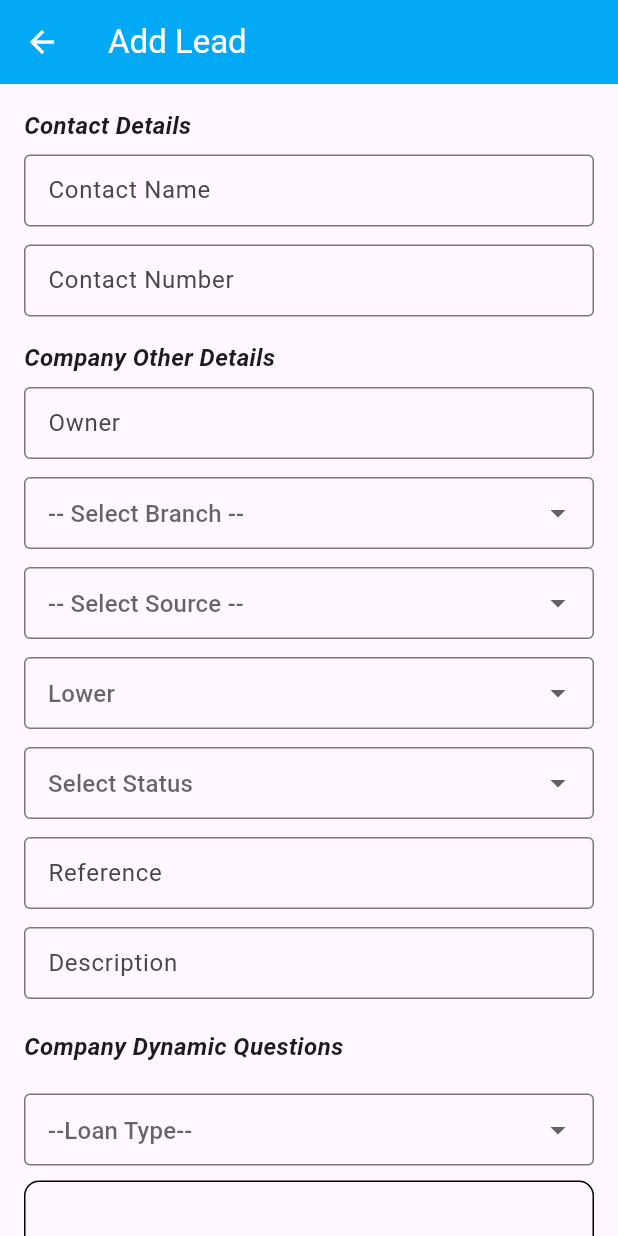
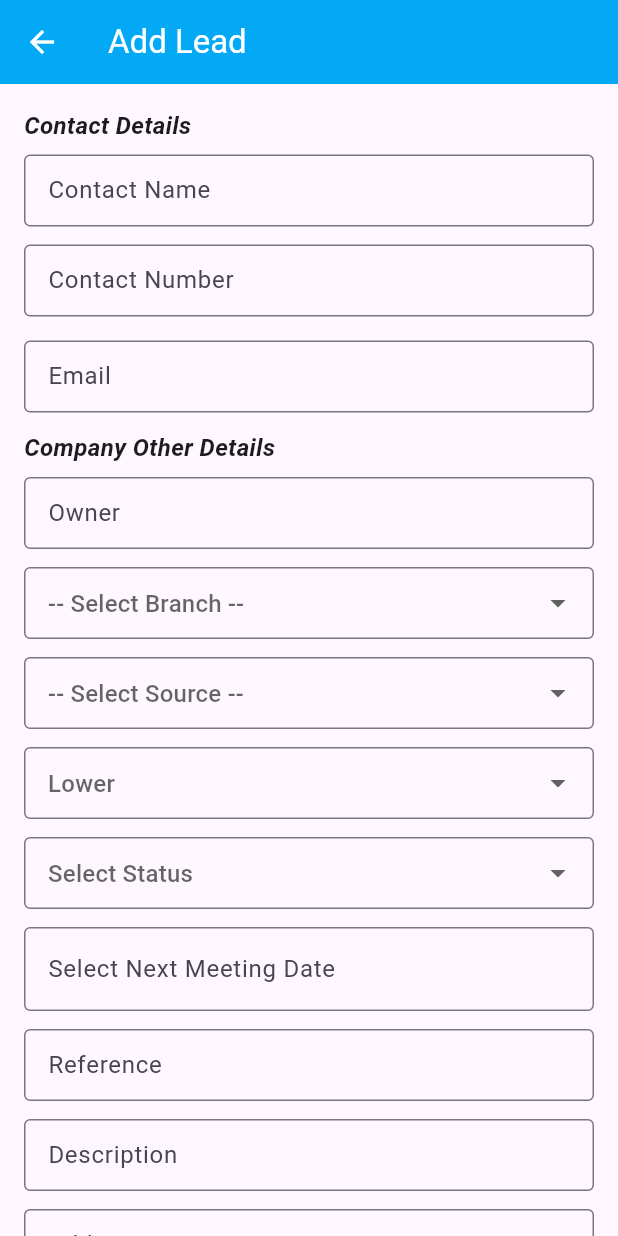
Before and after one commit to Himanshu2002Singh/capitalcarefull, a Flutter app: the LeadsScreen screen opened directly, after a tap on the "add" icon, on a phone screen of 412 x 824 dp. Run offline on Flutter 3.47's test engine with Material 3 defaults, Android fonts, the phone set to English and light mode, and no system bars; our stand-ins replace file_picker, fl_chart, flutter_dotenv, flutter_secure_storage, font_awesome_flutter, image_picker and 1 more; missing offline and left inert: flutter_phone_direct_caller; accounts and stored records are empty; network calls fail.

Commit message:
lead_detail page data fetch and edit lead page data fetch

```diff
--- a/frontend/lib/main.dart
+++ b/frontend/lib/main.dart
@@ -6,8 +6,8 @@ import 'package:flutter/material.dart';
 import 'package:flutter_dotenv/flutter_dotenv.dart';
 import 'package:provider/provider.dart';
 
-void main() async{
-  await dotenv.load(fileName: ".env");
+void main() async {
+  // await dotenv.load(fileName: ".env");
   runApp(
     MultiProvider(
       providers: [
--- a/frontend/lib/models/add_leads_model.dart
+++ b/frontend/lib/models/add_leads_model.dart
@@ -2,6 +2,7 @@ class AddLeads {
   final String person_id;
   final String name;
   final String number;
+  final String email;
   final String owner;
   final String branch;
   final String source;
@@ -9,12 +10,15 @@ class AddLeads {
   final String status;
   final String next_meeting;
   final String refrence;
-  final String description;
+  var description;
+  var address;
+  final String loanType;
 
   AddLeads({
     required this.person_id,
     required this.name,
     required this.number,
+    required this.email,
     required this.owner,
     required this.branch,
     required this.source,
@@ -22,20 +26,25 @@ class AddLeads {
     required this.status,
     required this.next_meeting,
     required this.refrence,
-    required this.description,
+    this.description,
+    this.address,
+    required this.loanType,
   });
 
   Map<String, dynamic> toJson() => {
-    "person_id" : person_id,
-    "name" : name,
-    "number" : number,
-    "owner" : owner,
-    "branch" : branch,
-    "source" : source,
-    "priority" : priority,
-    "status" : status,
-    "next_meeting" : next_meeting,
-    "refrence" : refrence,
-    "description" : description
+    "person_id": person_id,
+    "name": name,
+    "number": number,
+    "email": email,
+    "owner": owner,
+    "branch": branch,
+    "source": source,
+    "priority": priority,
+    "status": status,
+    "next_meeting": next_meeting,
+    "refrence": refrence,
+    "description": description,
+    "address": address,
+    "loan_type": loanType,
   };
 }
--- a/frontend/lib/models/get_leads_model.dart
+++ b/frontend/lib/models/get_leads_model.dart
@@ -9,6 +9,11 @@ class GetLead {
   final String status;
   final String next_meeting;
   final String createdAt;
+  final String est_budget;
+  final String email;
+  final String address;
+  final String refrence;
+  final String loanType;
 
   GetLead({
     required this.lead_id,
@@ -21,6 +26,11 @@ class GetLead {
     required this.status,
     required this.description,
     required this.next_meeting,
+    required this.est_budget,
+    required this.address,
+    required this.email,
+    required this.refrence,
+    required this.loanType,
   });
 
   factory GetLead.fromJson(Map<String, dynamic> json) {
@@ -35,6 +45,11 @@ class GetLead {
       status: json['status'] ?? "Fresh lead",
       description: json['description'] ?? "",
       next_meeting: json['next_meeting'] ?? "",
+      est_budget: json['est_budget'] ?? "",
+      address: json['address'] ?? "",
+      email: json['email'] ?? "",
+      refrence: json['refrence'],
+      loanType: json['loan_type'],
     );
   }
 }
--- a/frontend/lib/views/screens/leads/add_lead_screen.dart
+++ b/frontend/lib/views/screens/leads/add_lead_screen.dart
@@ -13,7 +13,37 @@ import 'package:provider/provider.dart';
 class AddLeadScreen extends StatefulWidget {
   String userId;
   String userName;
-  AddLeadScreen({super.key, required this.userId, required this.userName});
+  final title;
+  var contactName;
+  var contactNumber;
+  var email;
+  var branch;
+  var source;
+  var priority;
+  var status;
+  var next_meeting;
+  var refrence;
+  var description;
+  var address;
+  var loanType;
+  AddLeadScreen({
+    super.key,
+    required this.title,
+    required this.userId,
+    required this.userName,
+    this.contactName,
+    this.contactNumber,
+    this.email,
+    this.branch,
+    this.source,
+    this.address,
+    this.description,
+    this.next_meeting,
+    this.priority,
+    this.refrence,
+    this.status,
+    this.loanType,
+  });
 
   @override
   State<AddLeadScreen> createState() => _AddLeadScreenState();
@@ -22,6 +52,7 @@ class AddLeadScreen extends StatefulWidget {
 class _AddLeadScreenState extends State<AddLeadScreen> {
   final TextEditingController contactNameController = TextEditingController();
   final TextEditingController contactNumberController = TextEditingController();
+  final TextEditingController emailController = TextEditingController();
   final TextEditingController ownerController = TextEditingController();
   final TextEditingController referenceController = TextEditingController();
   final TextEditingController descriptionController = TextEditingController();
@@ -33,6 +64,7 @@ class _AddLeadScreenState extends State<AddLeadScreen> {
   TextEditingController statusController = TextEditingController();
   TextEditingController nextMeetingTimeController = TextEditingController();
   TextEditingController loanTypeController = TextEditingController();
+  TextEditingController addressController = TextEditingController();
   File? lastSalaryController;
   File? cibilController;
   File? identityController;
@@ -83,6 +115,7 @@ class _AddLeadScreenState extends State<AddLeadScreen> {
         person_id: widget.userId,
         name: contactNameController.text,
         number: contactNumberController.text,
+        email: emailController.text,
         owner: ownerController.text,
         branch: branchController.text,
         source: sourceController.text,
@@ -91,6 +124,8 @@ class _AddLeadScreenState extends State<AddLeadScreen> {
         next_meeting: nextMeetingTimeController.text,
         refrence: referenceController.text,
         description: descriptionController.text,
+        address: addressController.text,
+        loanType: loanTypeController.text,
       );
 
       bool success = await ApiService.addLead(lead);
@@ -108,6 +143,26 @@ class _AddLeadScreenState extends State<AddLeadScreen> {
     super.initState();
     ownerController.text = widget.userName;
     levelController.text = "Lower";
+
+    contactNameController.text =
+        widget.contactName == null ? "" : widget.contactName;
+
+    contactNumberController.text =
+        widget.contactNumber == null ? "" : widget.contactNumber;
+    emailController.text = widget.email == null ? "" : widget.email;
+    branchController.text = widget.branch == null ? "" : widget.branch;
+    sourceController.text = widget.source == null ? "" : widget.source;
+    levelController.text = widget.priority == null ? "" : widget.priority;
+    statusController.text = widget.status == null ? "" : widget.status;
+    nextMeetingTimeController.text =
+        widget.next_meeting == null
+            ? ""
+            : (widget.next_meeting).substring(0, 10);
+    referenceController.text = widget.refrence == null ? "" : widget.refrence;
+    descriptionController.text =
+        widget.description == null ? "" : widget.description;
+    addressController.text = widget.address == null ? "" : widget.address;
+    loanTypeController.text = widget.loanType == null ? "" : widget.loanType;
   }
 
   @override
@@ -123,7 +178,7 @@ class _AddLeadScreenState extends State<AddLeadScreen> {
   Widget build(BuildContext context) {
     return Scaffold(
       appBar: AppBar(
-        title: const Text('Add Lead'),
+        title: Text(widget.title),
         leading: IconButton(
           icon: const Icon(Icons.arrow_back),
           onPressed: () => Navigator.pop(context),
@@ -141,14 +196,18 @@ class _AddLeadScreenState extends State<AddLeadScreen> {
             CustomTextField(
               hint: "Contact Name",
               controller: contactNameController,
+              maxLine: 1,
             ),
             SizedBox(height: 12),
             CustomTextField(
               hint: "Contact Number",
               controller: contactNumberController,
               keyboardType: TextInputType.phone,
+              maxLine: 1,
             ),
             const SizedBox(height: 16),
+            CustomTextField(hint: "Email", controller: emailController),
+            const SizedBox(height: 12),
 
             const SectionTitle(title: "Company Other Details"),
             const SizedBox(height: 8),
@@ -163,7 +222,8 @@ class _AddLeadScreenState extends State<AddLeadScreen> {
             ),
             const SizedBox(height: 12),
             CustomDropdown(
-              hint: "-- Select Source --",
+              hint:
+                  widget.source == null ? "-- Select Source --" : widget.source,
               options: sourceOptions,
               onChange: (value) {
                 sourceController.text = value;
@@ -171,7 +231,7 @@ class _AddLeadScreenState extends State<AddLeadScreen> {
             ),
             const SizedBox(height: 12),
             CustomDropdown(
-              hint: "Lower",
+              hint: widget.priority == null ? "Lower" : widget.priority,
               options: levelOptions,
               onChange: (value) {
                 levelController.text = value;
@@ -179,22 +239,22 @@ class _AddLeadScreenState extends State<AddLeadScreen> {
             ),
             const SizedBox(height: 12),
             CustomDropdown(
-              hint: "Select Status",
+              hint: widget.status == null ? "Select Status" : widget.status,
               options: statusOptions,
               onChange: (value) {
                 setState(() {
                   statusController.text = value;
-                  // print("=======================>${statusController.text}");
                 });
               },
             ),
             const SizedBox(height: 12),
-            if (statusController.text == "Interested")
+            if (statusController.text != "No Requirement")
               GestureDetector(
                 onTap: () async {
                   DateTime? pickedDate = await showDatePicker(
                     context: context,
                     initialDate: DateTime.now(),
+
                     firstDate: DateTime(2025),
                     lastDate: DateTime(2026),
                   );
@@ -215,20 +275,27 @@ class _AddLeadScreenState extends State<AddLeadScreen> {
                   ),
                 ),
               ),
-            if (statusController.text == "Interested") SizedBox(height: 12),
+            if (statusController.text != "No Requirement") SizedBox(height: 12),
             CustomTextField(hint: "Reference", controller: referenceController),
             const SizedBox(height: 12),
             CustomTextField(
               hint: "Description",
               controller: descriptionController,
             ),
+            const SizedBox(height: 12),
+            CustomTextField(
+              hint: "Address",
+              controller: addressController,
+              maxLine: null,
+            ),
+
             const SizedBox(height: 20),
 
             const SectionTitle(title: "Company Dynamic Questions"),
             const SizedBox(height: 20),
 
             CustomDropdown(
-              hint: "--Loan Type--",
+              hint: widget.loanType == null ? "--Loan Type--" : widget.loanType,
               options: loanType,
               onChange: (value) {
                 loanTypeController.text = value;
@@ -311,11 +378,13 @@ class CustomTextField extends StatelessWidget {
   final String hint;
   final TextEditingController controller;
   final keyboardType;
+  final maxLine;
   const CustomTextField({
     super.key,
     required this.hint,
     required this.controller,
     this.keyboardType,
+    this.maxLine,
   });
 
   @override
@@ -323,6 +392,7 @@ class CustomTextField extends StatelessWidget {
     return TextField(
       controller: controller,
       keyboardType: keyboardType,
+      maxLines: maxLine,
       decoration: InputDecoration(
         hintText: hint,
         border: const OutlineInputBorder(),
--- a/frontend/lib/views/screens/leads/leads_screen.dart
+++ b/frontend/lib/views/screens/leads/leads_screen.dart
@@ -79,6 +79,7 @@ class _LeadsScreenState extends State<LeadsScreen> {
           MaterialPageRoute(
             builder:
                 (context) => AddLeadScreen(
+                  title: "Add Lead",
                   userId: user?.empId ?? "",
                   userName: user?.ename ?? "",
                 ),
```
Also changed, not shown: frontend/lib/services/api_service.dart (+16 -0 lines), frontend/lib/views/screens/leads/lead_details_screen.dart (+58 -15 lines), 5 other files.
